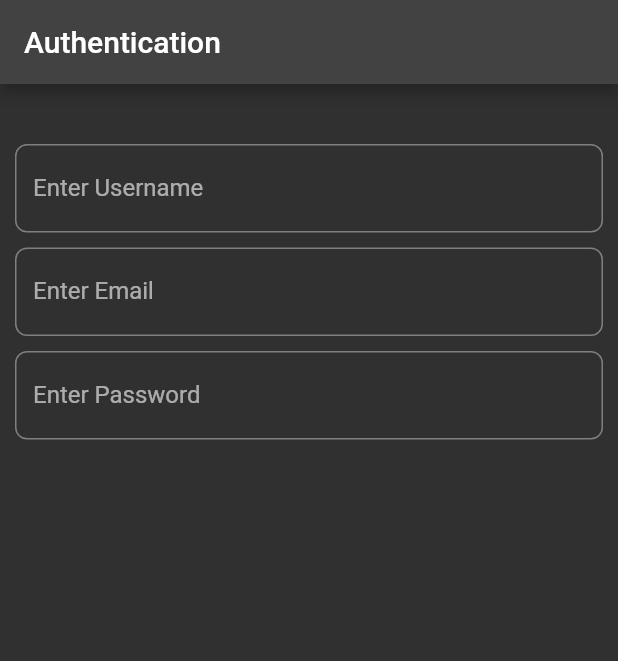
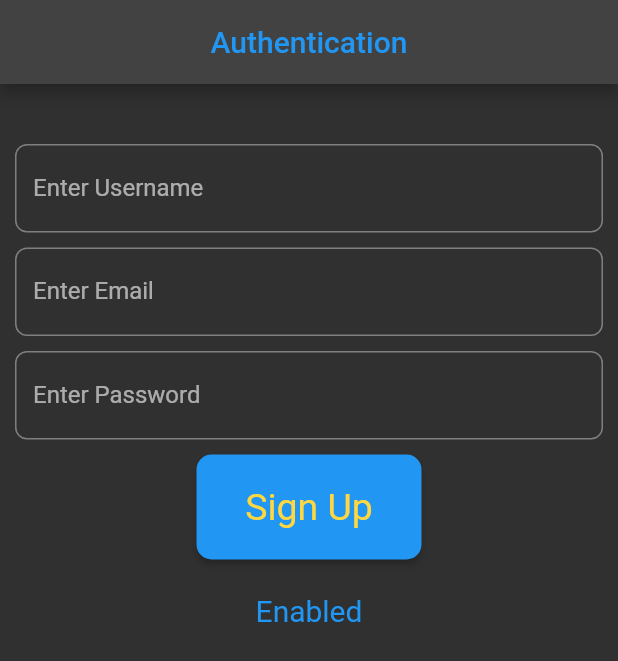
Before and after one commit to Ankitsaroj94/todo, a Flutter app: the screen it shows after launch, on a phone screen of 412 x 824 dp. Shown: the top 661 px of the screen. Run offline on Flutter 3.47's test engine with Material 2 defaults, Android fonts, the phone set to English and light mode, and no system bars; our stand-ins replace firebase_core, google_fonts; accounts and stored records are empty.

Commit message:
Learned to  add a text button and style

```diff
--- a/lib/Auth/authform.dart
+++ b/lib/Auth/authform.dart
@@ -114,10 +114,71 @@ class _AuthFormState extends State<AuthForm> {
                           labelText: "Enter Password",
                           labelStyle: GoogleFonts.roboto()
                       ),
+
                     ),
-                  ],),
-            ))
-        ],)
+                    SizedBox(height: 10),
+                    SizedBox(
+
+                      height: 70,
+                      width: 150,
+                       child: ElevatedButton(
+
+                         onPressed: () { },
+
+                         style: ElevatedButton.styleFrom(
+                           textStyle: TextStyle(fontSize: 25),
+                            foregroundColor: Colors.amberAccent,
+                            backgroundColor: Colors.blue,
+                            minimumSize: Size(88, 36),
+                            padding: EdgeInsets.symmetric(horizontal: 16),
+                            shape: const RoundedRectangleBorder(
+                              borderRadius: BorderRadius.all(Radius.circular(10)),
+                            ),
+
+                          ),
+                         child: isLoginPage? Text('Login')
+                             :Text('Sign Up'),
+
+                        )
+                    ),
+
+                    SizedBox(height: 10),
+                 /* SizedBox(
+                      height: 60,
+                      width: 150,
+                      child: ElevatedButton(onPressed: () { },
+
+                        style: ElevatedButton.styleFrom(
+                          textStyle: TextStyle(fontSize: 25),
+
+                          backgroundColor: Colors.blue,
+                          minimumSize: Size(88, 36),
+                          padding: EdgeInsets.symmetric(horizontal: 16),
+                          shape: const RoundedRectangleBorder(
+                            borderRadius: BorderRadius.all(Radius.circular(10)),
+                          ),
+
+                        ),
+                        child: isLoginPage? Text('Login')
+                            :Text('Sign Up'),
+                      ),
+                    ) */
+
+                    TextButton(
+                      style: TextButton.styleFrom(
+                        textStyle: const TextStyle(fontSize: 20),
+                      ),
+                      onPressed: () {},
+                      child: const Text('Enabled'),
+                    ),
+                  ],
+                ),
+
+            )
+          )
+
+        ],
+      )
     );
   }
 }
--- a/lib/Auth/authscreen.dart
+++ b/lib/Auth/authscreen.dart
@@ -13,8 +13,10 @@ class _AuthScreenState extends State<AuthScreen> {
   @override
   Widget build(BuildContext context) {
     return Scaffold(
+
       appBar: AppBar(
-        title: Text('Authentication'),
+        foregroundColor: Colors.blue,
+        title: Center(child: Text('Authentication')),
 
       ),
       body: AuthForm(),
--- a/pubspec.yaml
+++ b/pubspec.yaml
@@ -36,8 +36,9 @@ dependencies:
 
   # The following adds the Cupertino Icons font to your application.
   # Use with the CupertinoIcons class for iOS style icons.
-  cupertino_icons: ^1.0.2
+  cupertino_icons: ^1.0.6
   firebase_core: ^2.15.1
+  cloud_firestore: ^4.9.1
 
 dev_dependencies:
   flutter_test:
@@ -48,7 +49,7 @@ dev_dependencies:
   # activated in the `analysis_options.yaml` file located at the root of your
   # package. See that file for information about deactivating specific lint
   # rules and activating additional ones.
-  flutter_lints: ^2.0.0
+  flutter_lints: ^2.0.3
 
 # For information on the generic Dart part of this file, see the
 # following page: https://dart.dev/tools/pub/pubspec
```
Also changed, not shown: lib/main.dart (line endings or trailing spaces), pubspec.lock, 2 other files.
